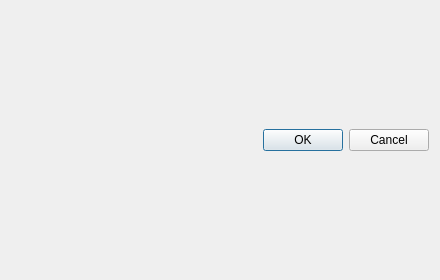
lxqt/lxqt-panel, file plugin-worldclock/razorworldclockconfigurationtimezones.ui: the form before one commit.
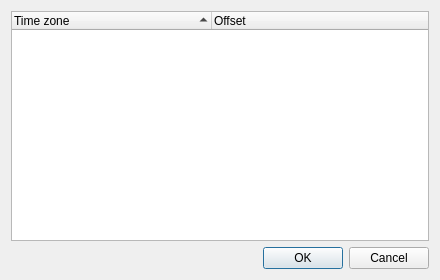
The form after the commit.

Commit message: Time zone list built from ICU

```diff
--- a/plugin-worldclock/razorworldclockconfigurationtimezones.ui
+++ b/plugin-worldclock/razorworldclockconfigurationtimezones.ui
@@ -14,6 +14,35 @@
    <string>Razor World Clock Time Zones</string>
   </property>
   <layout class="QVBoxLayout" name="verticalLayout_3">
+   <item>
+    <widget class="QTreeWidget" name="timeZonesTW">
+     <property name="editTriggers">
+      <set>QAbstractItemView::NoEditTriggers</set>
+     </property>
+     <property name="alternatingRowColors">
+      <bool>true</bool>
+     </property>
+     <property name="sortingEnabled">
+      <bool>true</bool>
+     </property>
+     <property name="columnCount">
+      <number>2</number>
+     </property>
+     <attribute name="headerDefaultSectionSize">
+      <number>200</number>
+     </attribute>
+     <column>
+      <property name="text">
+       <string>Time zone</string>
+      </property>
+     </column>
+     <column>
+      <property name="text">
+       <string>Offset</string>
+      </property>
+     </column>
+    </widget>
+   </item>
    <item>
     <widget class="QDialogButtonBox" name="buttons">
      <property name="standardButtons">
```
The commit also changes 4 other files.
